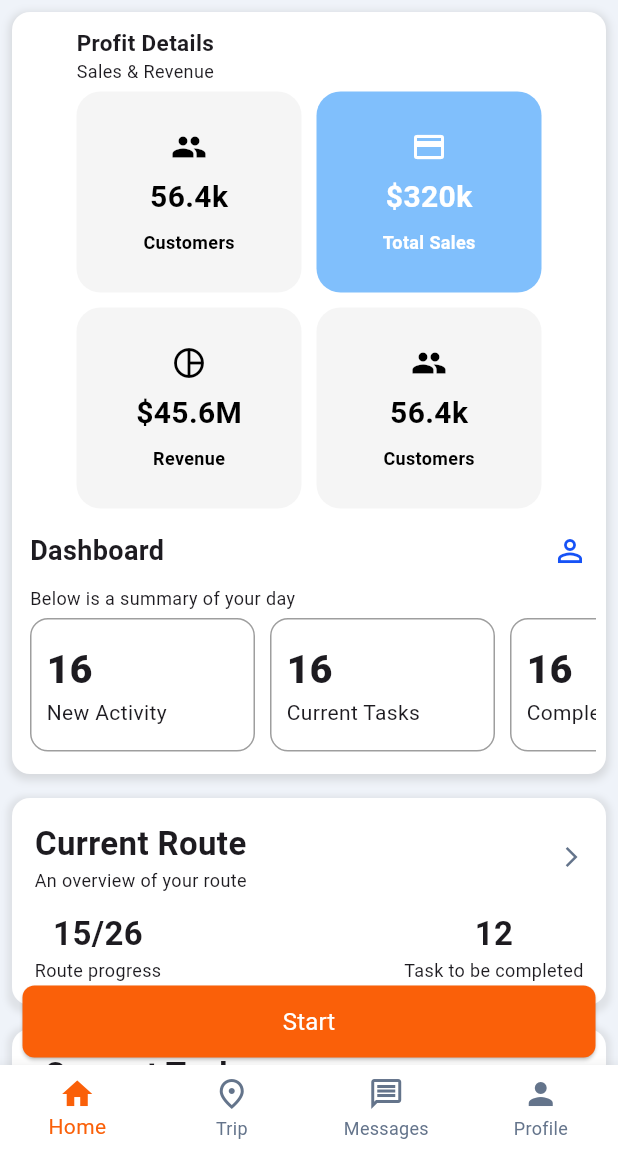
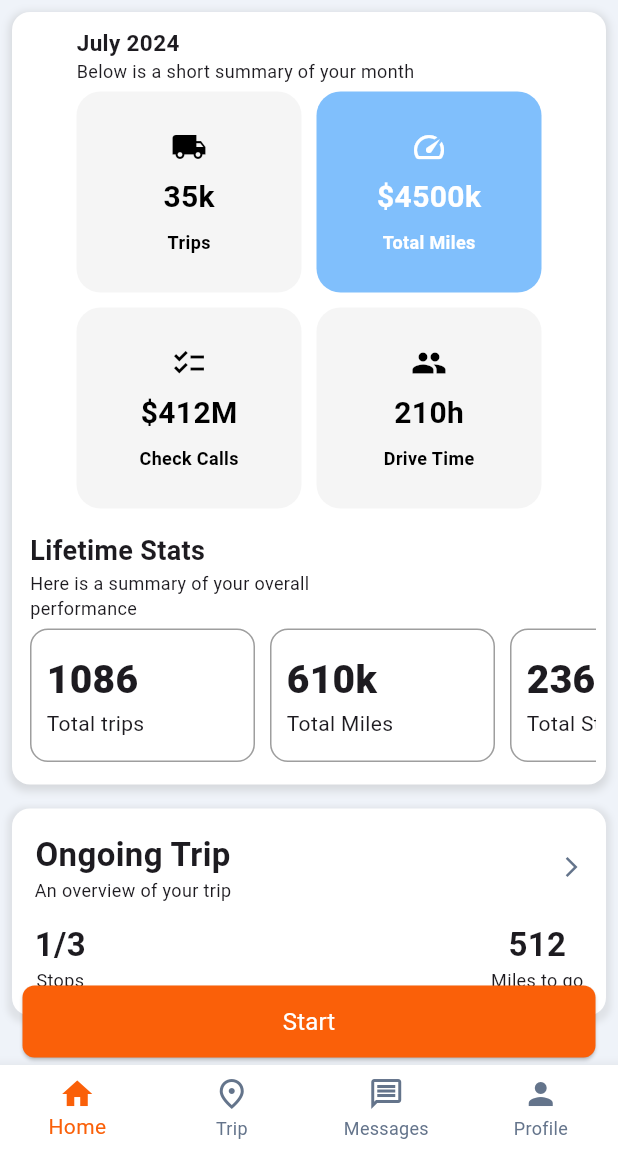
Before and after one commit to InAppoDev/driver_app, a Flutter app: the MainPage screen opened by its route, on a phone screen of 412 x 824 dp, the part 84-1236 px from its top. Run offline on Flutter 3.47's test engine with Material 3 defaults, Android fonts, the phone set to English and light mode, and no system bars; our stand-ins replace dio, flutter_bloc, flutter_secure_storage, flutter_svg, freezed_annotation, get_it and 1 more; accounts and stored records are empty; generated files the repository leaves out were written again; network calls fail.

Commit message:
fix home page

```diff
--- a/lib/l10n/intl_en.arb
+++ b/lib/l10n/intl_en.arb
@@ -3,17 +3,17 @@
     "@profitDetails": {
       "description": "Profit Details"
     },
-    "salesRevenue": "Sales & Revenue",
-    "@salesRevenue": {
-      "description": "Sales & Revenue"
+    "belowIsAShortSummaryOfYourMonth": "Below is a short summary of your month",
+    "@belowIsAShortSummaryOfYourMonth": {
+      "description": "Below is a short summary of your mont"
     },
-    "dashboard": "Dashboard",
-    "@dashboard": {
-      "description": "Dashboard"
+    "lifetimeStats": "Lifetime Stats",
+    "@lifetimeStats": {
+      "description": "Lifetime Stats"
     },
-    "belowIsASummaryOfDay": "Below is a summary of your day",
-    "@belowIsASummaryOfDay": {
-      "description": "Below is a summary of your day"
+    "hereIsASummaryOfYourOverallPerformance": "Here is a summary of your overall\nperformance",
+    "@hereIsASummaryOfYourOverallPerformance": {
+      "description": "Here is a summary of your overall\nperformance"
     },
     "getStarted": "Get Started",
     "@getStarted": {
--- a/lib/presentation/pages/home/widget/current_widget.dart
+++ b/lib/presentation/pages/home/widget/current_widget.dart
@@ -6,7 +6,7 @@ class CurrentWidget extends StatelessWidget {
     required this.topic,
     required this.description,
     required this.value,
-    required this.completedTasks,
+    required this.milesToGo,
     required this.valueDescription,
   });
 
@@ -14,7 +14,7 @@ class CurrentWidget extends StatelessWidget {
   final String description;
   final String value;
   final String valueDescription;
-  final int completedTasks;
+  final int milesToGo;
 
   @override
   Widget build(BuildContext context) {
@@ -82,14 +82,14 @@ class CurrentWidget extends StatelessWidget {
               Column(
                 children: [
                   Text(
-                    completedTasks.toString(),
+                    milesToGo.toString(),
                     style: const TextStyle(
                       fontSize: 22,
                       fontWeight: FontWeight.w700,
                     ),
                   ),
                   const Text(
-                    'Task to be completed',
+                    'Miles to go',
                     style: TextStyle(fontSize: 12),
                   ),
                 ],
--- a/lib/presentation/pages/home/widget/currents.dart
+++ b/lib/presentation/pages/home/widget/currents.dart
@@ -11,32 +11,11 @@ class Currents extends StatelessWidget {
         Column(
           children: [
             CurrentWidget(
-              topic: 'Current Route',
-              description: 'An overview of your route',
-              value: '15/26',
-              completedTasks: 12,
-              valueDescription: 'Route progress',
-            ),
-            CurrentWidget(
-              topic: 'Current Task',
-              description: 'An overview of your route',
-              value: '15/26',
-              completedTasks: 12,
-              valueDescription: 'Route progress',
-            ),
-            CurrentWidget(
-              topic: 'Current Task',
-              description: 'An overview of your route',
-              value: '15/26',
-              completedTasks: 12,
-              valueDescription: 'Route progress',
-            ),
-            CurrentWidget(
-              topic: 'Current Task',
-              description: 'An overview of your route',
-              value: '15/26',
-              completedTasks: 12,
-              valueDescription: 'Route progress',
+              topic: 'Ongoing Trip',
+              description: 'An overview of your trip',
+              value: '1/3',
+              milesToGo: 512,
+              valueDescription: 'Stops',
             ),
           ],
         ),
--- a/lib/presentation/pages/home/widget/dash_board.dart
+++ b/lib/presentation/pages/home/widget/dash_board.dart
@@ -8,31 +8,22 @@ class DashBoard extends StatelessWidget {
   @override
   Widget build(BuildContext context) {
     return Column(
+      crossAxisAlignment: CrossAxisAlignment.start,
       children: [
         Padding(
           padding: const EdgeInsets.symmetric(horizontal: 12),
           child: Column(
             crossAxisAlignment: CrossAxisAlignment.start,
             children: [
-              Row(
-                mainAxisAlignment: MainAxisAlignment.spaceBetween,
-                children: [
-                  Text(
-                    context.localizations.dashboard,
-                    style: const TextStyle(
-                      fontSize: 18,
-                      fontWeight: FontWeight.w600,
-                    ),
-                  ),
-                  const Icon(
-                    Icons.person_outline,
-                    color: Color(0xFF1652F6),
-                  ),
-                ],
+              Text(
+                context.localizations.lifetimeStats,
+                style: const TextStyle(
+                  fontSize: 18,
+                  fontWeight: FontWeight.w600,
+                ),
               ),
-              const SizedBox(height: 10),
               Text(
-                context.localizations.belowIsASummaryOfDay,
+                context.localizations.hereIsASummaryOfYourOverallPerformance,
                 style: const TextStyle(fontSize: 12),
               ),
             ],
@@ -44,12 +35,31 @@ class DashBoard extends StatelessWidget {
             scrollDirection: Axis.horizontal,
             child: Row(
               children: [
-                SummaryOfTheDayWidget(value: 16, text: 'New Activity'),
-                SummaryOfTheDayWidget(value: 16, text: 'Current Tasks'),
-                SummaryOfTheDayWidget(value: 16, text: 'Completed Tasks'),
-                SummaryOfTheDayWidget(value: 16, text: 'Completed Tasks'),
-                SummaryOfTheDayWidget(value: 16, text: 'Completed Tasks'),
-                SummaryOfTheDayWidget(value: 16, text: 'Completed Tasks'),
+                SummaryOfTheDayWidget(value: 1086, text: 'Total trips'),
+                SummaryOfTheDayWidget(
+                  value: 610,
+                  text: 'Total Miles',
+                  showK: true,
+                ),
+                SummaryOfTheDayWidget(
+                  value: 2361,
+                  text: 'Total Stops',
+                ),
+                SummaryOfTheDayWidget(
+                  value: 30,
+                  text: 'Shortest Trip',
+                  showMi: true,
+                ),
+                SummaryOfTheDayWidget(
+                  value: 6155,
+                  text: 'Longest Trip',
+                  showMi: true,
+                ),
+                SummaryOfTheDayWidget(
+                  value: 51,
+                  text: 'Average Speed',
+                  showMph: true,
+                ),
               ],
             ),
           ),
--- a/lib/presentation/pages/home/widget/profit_dashboard.dart
+++ b/lib/presentation/pages/home/widget/profit_dashboard.dart
@@ -8,9 +8,8 @@ class ProfitDashboard extends StatelessWidget {
 
   @override
   Widget build(BuildContext context) {
-    return Padding(
-      padding: const EdgeInsets.all(8.0),
-      child: Container(
+    return Container(
+      margin: const EdgeInsets.all(8.0),
       decoration: BoxDecoration(
         color: Colors.white,
         borderRadius: const BorderRadius.all(Radius.circular(12)),
@@ -32,7 +31,6 @@ class ProfitDashboard extends StatelessWidget {
           SizedBox(height: 10),
         ],
       ),
-      ),
     );
   }
 }
--- a/lib/presentation/pages/home/widget/profit_details.dart
+++ b/lib/presentation/pages/home/widget/profit_details.dart
@@ -14,14 +14,14 @@ class ProfitDetails extends StatelessWidget {
           Padding(
             padding: const EdgeInsets.only(left: 5),
             child: Column(
+              crossAxisAlignment: CrossAxisAlignment.start,
               children: [
-                Text(
-                  context.localizations.profitDetails,
-                  style: const TextStyle(
-                      fontSize: 15, fontWeight: FontWeight.w600),
+                const Text(
+                  'July 2024',
+                  style: TextStyle(fontSize: 15, fontWeight: FontWeight.w600),
                 ),
                 Text(
-                  context.localizations.salesRevenue,
+                  context.localizations.belowIsAShortSummaryOfYourMonth,
                   style: const TextStyle(fontSize: 12),
                 ),
               ],
@@ -31,35 +31,36 @@ class ProfitDetails extends StatelessWidget {
             children: [
               ProfitDetailsWidget(
                 isSelected: false,
-                icon: Icons.people,
-                amount: '56.4',
-                text: 'Customers',
+                icon: Icons.local_shipping,
+                amount: '35',
+                text: 'Trips',
                 showM: false,
                 showDollar: false,
               ),
               ProfitDetailsWidget(
                 isSelected: true,
-                icon: Icons.credit_card,
-                amount: '320',
-                text: 'Total Sales',
+                icon: Icons.speed,
+                amount: '4500',
+                text: 'Total Miles',
                 showM: false,
                 showDollar: true,
               ),
               ProfitDetailsWidget(
                 isSelected: false,
-                icon: Icons.pie_chart_outline,
-                amount: '45.6',
-                text: 'Revenue',
+                icon: Icons.checklist,
+                amount: '412',
+                text: 'Check Calls',
                 showM: true,
                 showDollar: true,
               ),
               ProfitDetailsWidget(
                 isSelected: false,
                 icon: Icons.people,
-                amount: '56.4',
-                text: 'Customers',
+                amount: '210',
+                text: 'Drive Time',
                 showM: false,
                 showDollar: false,
+                showHours: true,
               ),
             ],
           ),
--- a/lib/presentation/pages/home/widget/profit_details_widget.dart
+++ b/lib/presentation/pages/home/widget/profit_details_widget.dart
@@ -9,6 +9,7 @@ class ProfitDetailsWidget extends StatelessWidget {
     required this.text,
     required this.showM,
     required this.showDollar,
+    this.showHours = false,
   });
 
   final bool isSelected;
@@ -17,6 +18,7 @@ class ProfitDetailsWidget extends StatelessWidget {
   final String text;
   final bool showM;
   final bool showDollar;
+  final bool showHours;
 
   @override
   Widget build(BuildContext context) {
@@ -38,7 +40,12 @@ class ProfitDetailsWidget extends StatelessWidget {
           ),
           const SizedBox(height: 7),
           Text(
-            (showDollar ? '\$$amount' : amount) + (showM ? 'M' : 'k'),
+            (showDollar ? '\$$amount' : amount) +
+                (showHours
+                    ? 'h'
+                    : showM
+                        ? 'M'
+                        : 'k'),
             style: TextStyle(
               fontSize: 20,
               fontWeight: FontWeight.w700,
--- a/lib/presentation/pages/home/widget/summary_of_the_day_widget.dart
+++ b/lib/presentation/pages/home/widget/summary_of_the_day_widget.dart
@@ -5,10 +5,16 @@ class SummaryOfTheDayWidget extends StatelessWidget {
     super.key,
     required this.value,
     required this.text,
+    this.showK = false,
+    this.showMi = false,
+    this.showMph = false,
   });
 
   final int value;
   final String text;
+  final bool showK;
+  final bool showMi;
+  final bool showMph;
 
   @override
   Widget build(BuildContext context) {
@@ -24,7 +30,14 @@ class SummaryOfTheDayWidget extends StatelessWidget {
         crossAxisAlignment: CrossAxisAlignment.start,
         children: [
           Text(
-            value.toString(),
+            value.toString() +
+                (showK
+                    ? 'k'
+                    : showMi
+                        ? 'M'
+                        : showMph
+                            ? 'Mph'
+                            : ''),
             style: const TextStyle(fontSize: 26, fontWeight: FontWeight.w800),
           ),
           Text(
--- a/lib/presentation/pages/login/widget/login_view.dart
+++ b/lib/presentation/pages/login/widget/login_view.dart
@@ -21,7 +21,7 @@ class LoginView extends StatelessWidget {
   Widget build(BuildContext context) {
     final theme = Theme.of(context);
     // _usernameController.text = '9993335111'; // Val
-    // _usernameController.text = '9991451655'; // Max
+    _usernameController.text = '9991451655'; // Max
     return BlocListener<LoginBloc, LoginState>(
       listener: (context, state) {
         if (state.status == LoginStatus.authenticated) {
@@ -137,7 +137,8 @@ class LoginView extends StatelessWidget {
                       ),
                     if ((state.status != LoginStatus.authenticated &&
                             state.status == LoginStatus.codeSent) ||
-                        state.status == LoginStatus.authenticated)
+                        state.status == LoginStatus.authenticated &&
+                            state.status == LoginStatus.loading)
                       Column(
                         children: [
                           const SizedBox(height: 10),
@@ -149,8 +150,9 @@ class LoginView extends StatelessWidget {
                             ),
                           ),
                           const SizedBox(height: 30),
-                          Padding(
-                            padding: const EdgeInsets.symmetric(horizontal: 45),
+                          if (state.status != LoginStatus.loading)
+                            Padding(
+                              padding: const EdgeInsets.symmetric(horizontal: 45),
                             child: SizedBox(
                               height: 48,
                               width: double.infinity,
```
Also changed, not shown: lib/generated/intl/messages_en.dart, lib/generated/l10n.dart. Lines whose indentation alone changed are shown as unchanged.
